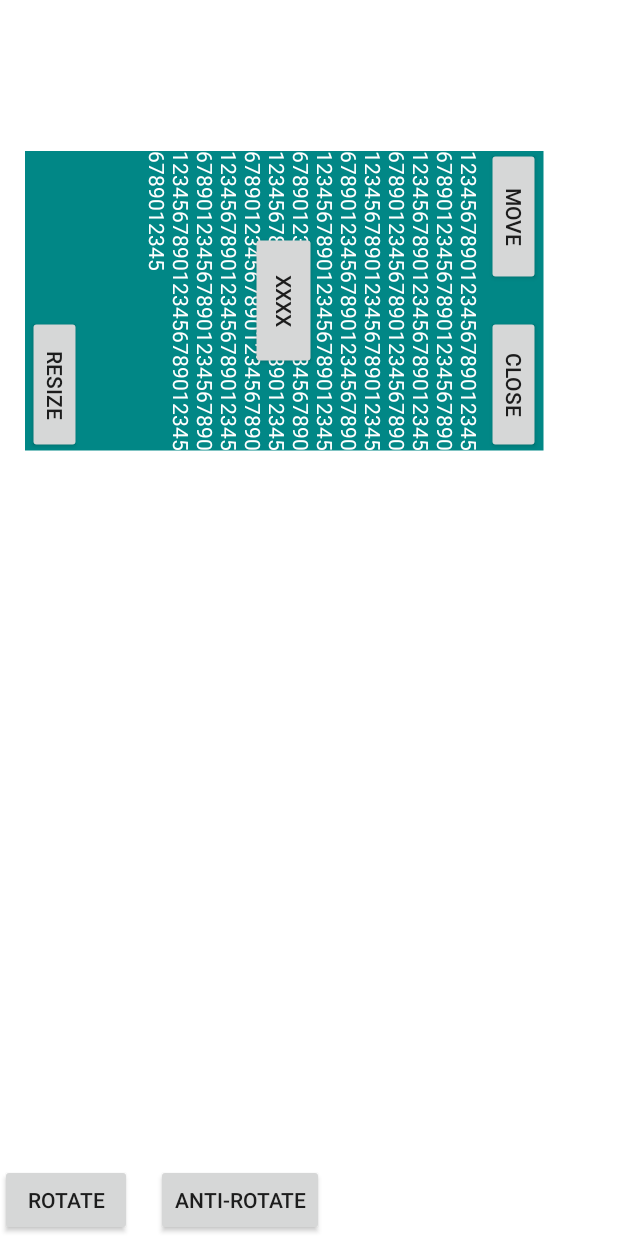
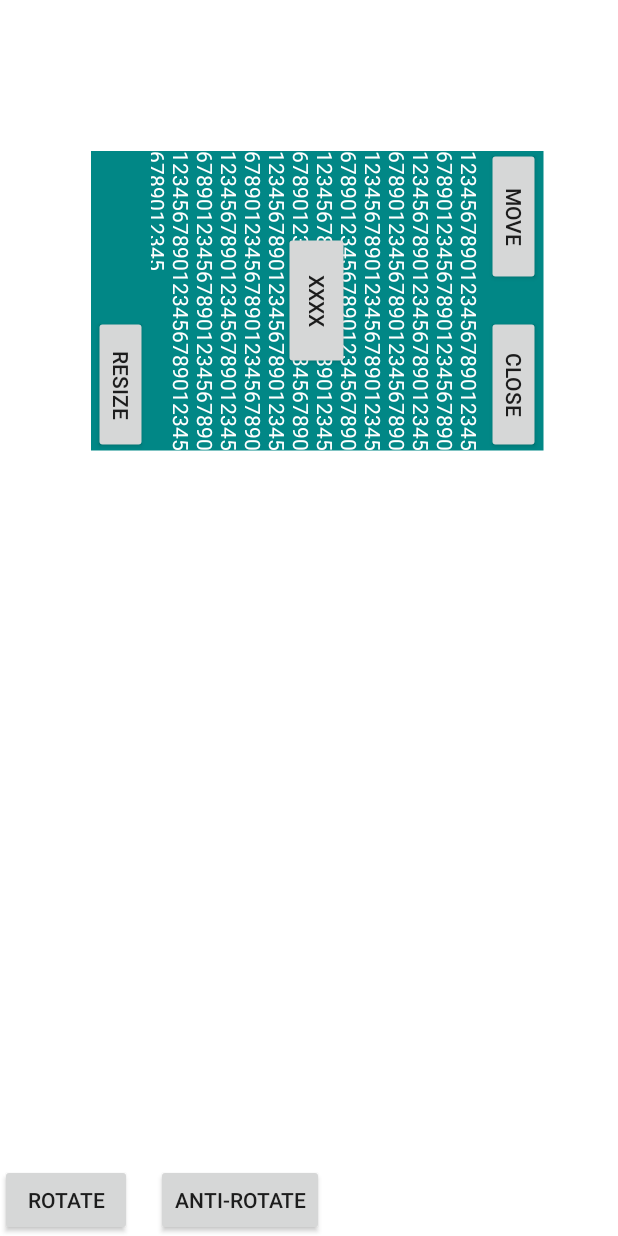
Before and after one commit to kkoshin/boilerplate, an Android app: the screen it shows after launch (RotateActivity), after a tap on "ROTATE", on a phone screen of 412 x 824 dp. Run offline under Robolectric (Android 15) with nearby library versions, the phone set to English and light mode, and no system bars; 1 other tap on this screen came first.

Commit message:
feat: 处理resize & move的情况

```diff
--- a/playground/app/src/main/java/com/github/foodiestudio/boilerplate/playground/RotateActivity.kt
+++ b/playground/app/src/main/java/com/github/foodiestudio/boilerplate/playground/RotateActivity.kt
@@ -1,7 +1,9 @@
 package com.github.foodiestudio.boilerplate.playground
 
 import android.animation.ObjectAnimator
+import android.annotation.SuppressLint
 import android.os.Bundle
+import android.view.MotionEvent
 import android.view.View
 import android.view.ViewGroup
 import android.widget.Button
@@ -10,6 +12,7 @@ import androidx.core.view.*
 import com.github.foodiestudio.boilerplate.playground.utils.ScreenUtil
 import com.github.foodiestudio.boilerplate.playground.utils.logcat
 import kotlin.math.abs
+import kotlin.math.roundToInt
 
 private fun IntArray.safeGet(position: Int): Int {
     return when {
@@ -43,14 +46,26 @@ class RotateActivity : ComponentActivity(R.layout.activity_rotate) {
     private var indexOffset = 0
 
     private val contentView by lazy { findViewById<View>(R.id.ll) }
+    private val moveButton by lazy { findViewById<View>(R.id.imageButton_move) }
+    private val resizeButton by lazy { findViewById<View>(R.id.imageButton_resize) }
 
+    private var rotated = false
+
+    private var offsetX = 0f
+    private var offsetY = 0f
+
+    private val mClockWise = false
+
+    @SuppressLint("ClickableViewAccessibility")
     override fun onCreate(savedInstanceState: Bundle?) {
         super.onCreate(savedInstanceState)
         findViewById<Button>(R.id.btn_test).setOnClickListener {
-            rotate(true,false)
+            rotate(true, mClockWise, contentView.width, contentView.height)
+            rotated = true
         }
         findViewById<Button>(R.id.btn_test_2).setOnClickListener {
             reset()
+            rotated = false
         }
         contentView.apply {
             marginsArray = intArrayOf(
@@ -61,10 +76,63 @@ class RotateActivity : ComponentActivity(R.layout.activity_rotate) {
             )
         }
         indexOffset = 0
-        reset()
 
         findViewById<Button>(R.id.btn_xxx).setOnClickListener {
-            contentView.rotation = 270f
+            contentView.updateLayoutParams {
+                if (rotated) {
+                    height += _16dp
+                    contentView.translationX -= _16dp / 2
+                    contentView.translationY -= _16dp / 2
+                }
+            }
+        }
+
+        resizeButton.setOnTouchListener(SimpleDistanceChangeListener(onChange = { dx, dy ->
+            resize(dx, dy, mClockWise)
+        }))
+        moveButton.setOnTouchListener(SimpleDistanceChangeListener(onChange = {dx, dy ->
+            move(dx, dy)
+        }))
+    }
+
+    private fun move(deltaX: Float, deltaY: Float) {
+        offsetX += deltaX
+        offsetY += deltaY
+        contentView.apply {
+            translationX += deltaX
+            translationY += deltaY
+        }
+    }
+
+    /**
+     * 只需要处理一种横屏的情况，另一边其实差不多的情况，最多注意下垂直方向
+     * - 视觉上的缩放大小
+     *   1. 调整高度
+     *      - 默认：可以
+     *      - 旋转后：实际上对应的是调整宽度，然后需要加一定的translation 做抵消，因为中心点变了 TODO 恢复到竖屏后，左边宽度有点变小了
+     *   2. 调整宽度,默认是match_parent
+     *      - 默认：调整 marginRight 为主
+     *      - 旋转后：调整 height,然后加上 translation 做补偿
+     */
+    // TODO(Jiangc): clockWise 为 true 的情况下还需要取反
+    private fun resize(deltaX: Float, deltaY: Float, clockWise: Boolean = false) {
+        val max = contentView.width - contentView.marginStart
+        contentView.updateLayoutParams {
+            if (rotated) {
+                width += deltaY.roundToInt()
+                contentView.translationY += deltaY / 2
+
+                val dX = if (clockWise) deltaX else -deltaX
+                height += dX.roundToInt()
+                contentView.translationX -= dX / 2
+                contentView.translationY -= dX / 2
+            } else {
+                height += deltaY.roundToInt()
+                // 这里要用 updateMarginsRelative，不能是 updateMargins
+                (this as ViewGroup.MarginLayoutParams).updateMarginsRelative(
+                    end = (rightMargin - deltaX.roundToInt()).coerceIn(0, max)
+                )
+            }
         }
     }
 
@@ -80,50 +148,20 @@ class RotateActivity : ComponentActivity(R.layout.activity_rotate) {
     private val currentMarginBottom: Int
         get() = marginsArray.safeGet(indexOffset + 2)
 
+    // TODO(Jiangc): 横屏 resize 之后，在恢复，框的大小有偏差
     private fun reset() {
         indexOffset = 0
         contentView.apply {
             rotation = 0f
-            translationX = 0f
-            translationY = 0f
+            translationX = offsetX
+            translationY = offsetY
             layoutParams.apply {
-                height = _200dp // ViewGroup.LayoutParams.WRAP_CONTENT
-                width = ViewGroup.LayoutParams.MATCH_PARENT
-                (this as ViewGroup.MarginLayoutParams).setMargins(
-                    currentMarginStart,
-                    currentMarginTop,
-                    currentMarginEnd,
-                    currentMarginBottom,
-                )
+                height = width // ViewGroup.LayoutParams.WRAP_CONTENT
+                width = 0 // constraint 约束
             }
             requestLayout()
         }
     }
-
-    // 靠近底部的视图旋转，旋转后只有高会变化
-//    private fun rotateTest(clockWise: Boolean) {
-//        findViewById<View>(R.id.ll).apply {
-//            val h = height // wrap_content
-//            val w = width // match_parent
-//            val rotatedH =
-//                ScreenUtil.getScreenSize(this.context).x  // ViewGroup.LayoutParams.MATCH_PARENT
-//            val offset = rotatedH - h
-//            rotation = if (clockWise) 270f else 90f
-//            val distanceX = ((w - h - offset) / 2).toFloat()
-//            translationX = if (clockWise) distanceX else -distanceX
-//            translationY = ((rotatedH - w) / 2).toFloat()
-//            updateLayoutParams {
-//                height = rotatedH // 这里模拟旋转后尺寸变化
-//                width = w
-//            }
-//            invalidate()
-//
-//            ObjectAnimator.ofFloat(findViewById(R.id.btn_xxx), "rotation", -90f, 0f).apply {
-//                duration = 1000
-//                start()
-//            }
-//        }
-//    }
 
     /**
      * #============phone===========##                       #
@@ -137,21 +175,23 @@ class RotateActivity : ComponentActivity(R.layout.activity_rotate) {
     /**
      * @param archerToTop 初始时视图是否更接近屏幕顶部
      */
-    private fun rotate(archerToTop: Boolean, clockWise: Boolean) {
+    private fun rotate(archerToTop: Boolean, clockWise: Boolean, h_: Int, w_: Int) {
         // 因为视图原本的 h 不参与计算，以及 margin 也不会，所以在调整窗口大小以及位置的时候，尽量调整这些参数
         contentView.apply {
             val w = width
 
-            val h_ = width      // 旋转后的高度
-            val w_ = height     // 旋转后的宽度
+//            val h_ = width      // 旋转后的高度
+//            val w_ = height     // 旋转后的宽度
             rotation = if (clockWise) 270f else 90f
             val distanceY = ((h_ - w_) / 2).toFloat()
             if (archerToTop) {
-                translationY = -distanceY
+                translationY += -distanceY
+//                // 如果constraintHorizontal_bias="0"时，居左的话，需要加这个偏移
+//                translationX += -((w_ - h_) / 2).toFloat()
             } else {
                 val distanceX = ((w - h_) / 2).toFloat()
-                translationX = if (clockWise) distanceX else -distanceX
-                translationY = distanceY
+                translationX += if (clockWise) distanceX else -distanceX
+                translationY += distanceY
             }
 
             updateLayoutParams {
@@ -164,9 +204,37 @@ class RotateActivity : ComponentActivity(R.layout.activity_rotate) {
     }
 
     private fun playRotationAnimation() {
-        ObjectAnimator.ofFloat(findViewById<Button>(R.id.imageButton_close), "rotation", -60f, 0f).apply {
-            duration = 300
-            start()
-        }
+        ObjectAnimator.ofFloat(findViewById<Button>(R.id.imageButton_close), "rotation", -60f, 0f)
+            .apply {
+                duration = 300
+                start()
+            }
     }
 }
+
+class SimpleDistanceChangeListener(
+    private val onChange: (Float, Float) -> Unit
+) : View.OnTouchListener {
+    private var downX = 0f
+    private var downY = 0f
+
+    @SuppressLint("ClickableViewAccessibility")
+    override fun onTouch(v: View, motionEvent: MotionEvent): Boolean {
+        when (motionEvent.actionMasked) {
+            MotionEvent.ACTION_DOWN -> {
+                downX = motionEvent.rawX
+                downY = motionEvent.rawY
+            }
+            MotionEvent.ACTION_MOVE -> {
+                val deltaX = motionEvent.rawX - downX
+                val deltaY = motionEvent.rawY - downY
+                downX = motionEvent.rawX
+                downY = motionEvent.rawY
+                onChange(deltaX, deltaY)
+            }
+            MotionEvent.ACTION_CANCEL, MotionEvent.ACTION_UP -> {
+            }
+        }
+        return true
+    }
+}
--- a/playground/app/src/main/res/layout/activity_rotate.xml
+++ b/playground/app/src/main/res/layout/activity_rotate.xml
@@ -9,10 +9,10 @@
         android:id="@+id/ll"
         android:layout_width="0dp"
         android:layout_height="200dp"
+        android:layout_marginStart="60dp"
         android:layout_marginTop="100dp"
-        android:layout_marginStart="16dp"
+        android:layout_marginEnd="50dp"
         android:layout_marginBottom="50dp"
-        android:layout_marginEnd="50dp"
         android:background="@color/teal_700"
         app:layout_constraintEnd_toEndOf="parent"
         app:layout_constraintStart_toStartOf="parent"
@@ -41,15 +41,15 @@
             android:layout_height="40dp"
             android:text="resize"
             app:cornerRadius="4dp"
-            app:layout_constraintEnd_toEndOf="parent"
-            app:layout_constraintBottom_toBottomOf="parent" />
+            app:layout_constraintBottom_toBottomOf="parent"
+            app:layout_constraintEnd_toEndOf="parent" />
 
         <androidx.core.widget.NestedScrollView
             android:id="@+id/scrollView"
             android:layout_width="match_parent"
             android:layout_height="0dp"
+            app:layout_constraintBottom_toTopOf="@id/imageButton_resize"
             app:layout_constraintStart_toStartOf="parent"
-            app:layout_constraintBottom_toTopOf="@id/imageButton_resize"
             app:layout_constraintTop_toBottomOf="@id/imageButton_close">
 
             <TextView
```
